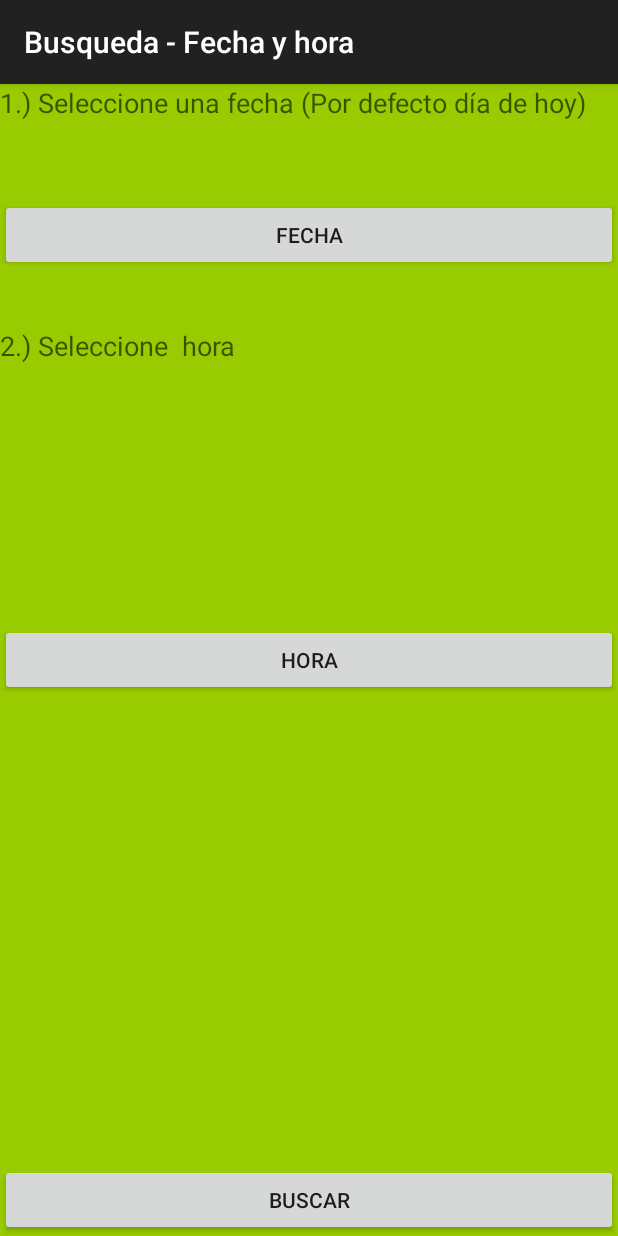
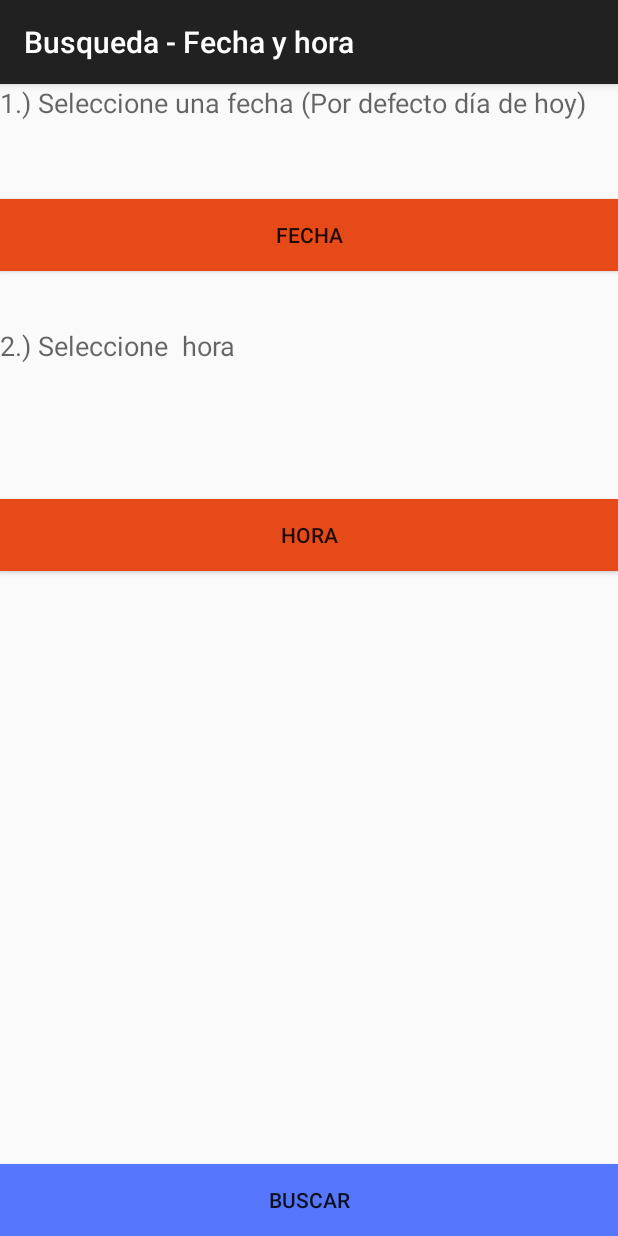
Before and after one commit to ProgFelipe/FutbolApp, an Android app: the searchInTime screen opened directly, with no data from a screen before it, on a phone screen of 412 x 824 dp. Run offline under Robolectric (Android 15) with nearby library versions, the phone set to English and light mode, and no system bars; 4 statements that could not run were skipped.

Commit message:
Cambio de estilo busqueda nombre y fecha.

```diff
--- a/app/src/main/res/layout/busqueda.xml
+++ b/app/src/main/res/layout/busqueda.xml
@@ -8,7 +8,7 @@
     android:orientation="vertical" android:layout_width="match_parent"
     android:layout_height="match_parent"
     android:id="@+id/content_frame"
-    android:background="@android:color/holo_green_light">
+    android:background="#a2f78d">
 
     <SearchView
         android:layout_width="fill_parent"
@@ -28,7 +28,7 @@
     <ListView
         android:layout_width="match_parent"
         android:layout_height="wrap_content"
-        android:background="#575746"
+        android:background="#5af158"
         android:id="@+id/listViewSearch"
         android:fastScrollEnabled="true"
         android:smoothScrollbar="false" />
--- a/app/src/main/res/layout/busqueda_horario.xml
+++ b/app/src/main/res/layout/busqueda_horario.xml
@@ -7,14 +7,14 @@
 <RelativeLayout xmlns:android="http://schemas.android.com/apk/res/android"
         android:orientation="vertical" android:layout_width="match_parent"
         android:layout_height="match_parent"
-        android:id="@+id/content_frame"
-        android:background="@android:color/holo_green_light">
+        android:id="@+id/content_frame">
 
     <Button
         android:layout_width="wrap_content"
         android:layout_height="wrap_content"
         android:text="BUSCAR"
         android:id="@+id/btnReservar"
+        android:background="#5677fc"
         android:layout_alignParentBottom="true"
         android:layout_alignParentRight="true"
         android:layout_alignParentEnd="true"
@@ -28,6 +28,7 @@
         android:id="@+id/btnBsqFecha"
         android:onClick="showDatePickerDialog"
         android:layout_marginTop="52dp"
+        android:background="#e64a19"
         android:layout_below="@+id/textView2"
         android:layout_alignParentLeft="true"
         android:layout_alignParentStart="true"
@@ -40,9 +41,11 @@
         android:text="Hora"
         android:id="@+id/btnBsqHora"
         android:onClick="showTimePickerDialog"
-        android:layout_centerVertical="true"
+        android:background="#e64a19"
+        android:layout_below="@+id/textView3"
         android:layout_alignParentLeft="true"
         android:layout_alignParentStart="true"
+        android:layout_marginTop="90dp"
         android:layout_alignParentRight="true"
         android:layout_alignParentEnd="true" />
 
```
